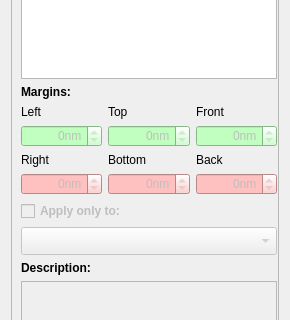
First picture: the form in Plugins/CountingFrame/Panel.ui, repository FelixdelasPozas/EspINA, before the edit; both pictures show x 0 to 290 and y 154 to 474 of the 290 by 811 pixel window.
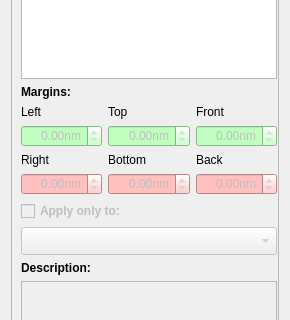
Second picture: the form after the edit. Icons and pictures are not drawn. Custom widgets are drawn as their Qt base class.

Commit message: Hide CF from CF Panel. Compute correct Ortogonal CF inclusion/exclusion volumes

```diff
--- a/Plugins/CountingFrame/Panel.ui
+++ b/Plugins/CountingFrame/Panel.ui
@@ -95,7 +95,7 @@
        <item>
         <layout class="QGridLayout" name="gridLayout_2">
          <item row="4" column="0">
-          <widget class="QSpinBox" name="leftMargin">
+          <widget class="QDoubleSpinBox" name="leftMargin">
            <property name="enabled">
             <bool>false</bool>
            </property>
@@ -121,7 +121,7 @@
           </widget>
          </item>
          <item row="4" column="2">
-          <widget class="QSpinBox" name="frontMargin">
+          <widget class="QDoubleSpinBox" name="frontMargin">
            <property name="enabled">
             <bool>false</bool>
            </property>
@@ -140,7 +140,7 @@
           </widget>
          </item>
          <item row="6" column="2">
-          <widget class="QSpinBox" name="backMargin">
+          <widget class="QDoubleSpinBox" name="backMargin">
            <property name="enabled">
             <bool>false</bool>
            </property>
@@ -159,7 +159,7 @@
           </widget>
          </item>
          <item row="6" column="1">
-          <widget class="QSpinBox" name="bottomMargin">
+          <widget class="QDoubleSpinBox" name="bottomMargin">
            <property name="enabled">
             <bool>false</bool>
            </property>
@@ -192,7 +192,7 @@
           </widget>
          </item>
          <item row="4" column="1">
-          <widget class="QSpinBox" name="topMargin">
+          <widget class="QDoubleSpinBox" name="topMargin">
            <property name="enabled">
             <bool>false</bool>
            </property>
@@ -214,7 +214,7 @@
           </widget>
          </item>
          <item row="6" column="0">
-          <widget class="QSpinBox" name="rightMargin">
+          <widget class="QDoubleSpinBox" name="rightMargin">
            <property name="enabled">
             <bool>false</bool>
            </property>
```
The commit also changes 17 other files.
